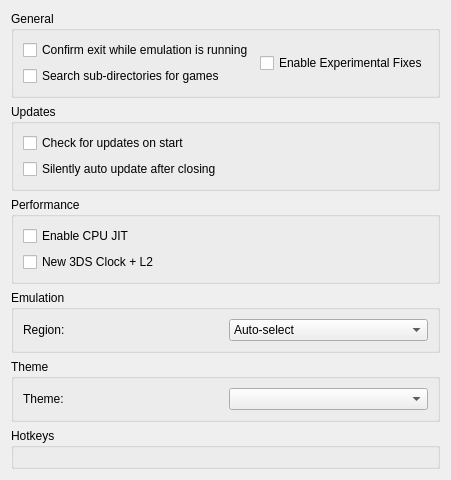
Before: the Qt Designer form src/citra_qt/configuration/configure_general.ui in grimtnt/citra, drawn with Qt 5.
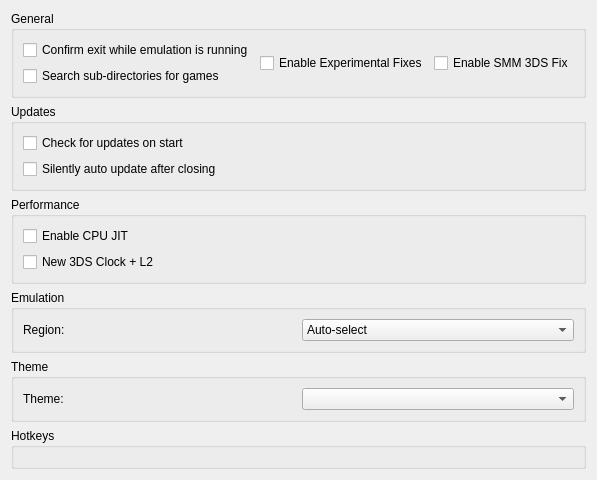
After: the same form once the commit is applied. Custom widgets are drawn as their Qt base class.

Commit message: Setting Part 1!!!

```diff
--- a/src/citra_qt/configuration/configure_general.ui
+++ b/src/citra_qt/configuration/configure_general.ui
@@ -50,6 +50,16 @@
             </property>
            </widget>
           </item>
+          <item>
+           <widget class="QCheckBox" name="toggle_smm_fix">
+            <property name="toolTip">
+             <string>Restart the game</string>
+            </property>
+            <property name="text">
+             <string>Enable SMM 3DS Fix</string>
+            </property>
+           </widget>
+          </item>
        </layout>
       </widget>
      </item>
```
